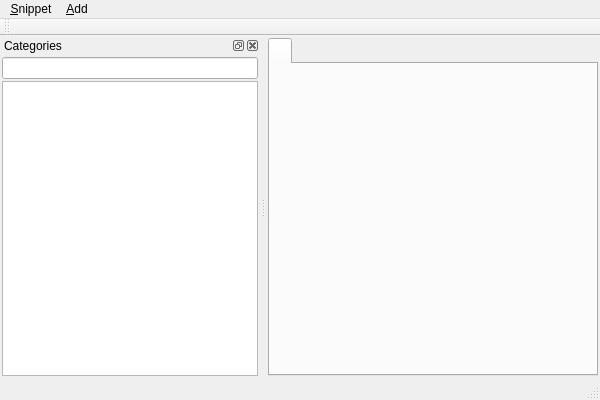
Above: mainwindow.ui from pa-0/Q-Snippet-Manager before the change. Below: the same form after it.
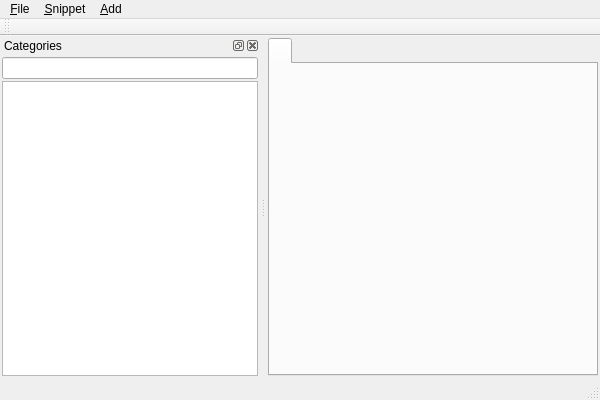
That is the form after the change.

Commit message: added search functionality and menu entries for saving snippets xml file

What changed in the file:
```diff
--- a/mainwindow.ui
+++ b/mainwindow.ui
@@ -76,6 +76,16 @@
     <addaction name="action_Close"/>
     <addaction name="actionClos_e_all"/>
    </widget>
+   <widget class="QMenu" name="menu_File">
+    <property name="title">
+     <string>&amp;File</string>
+    </property>
+    <addaction name="action_Save_2"/>
+    <addaction name="actionSave_snippets_as"/>
+    <addaction name="separator"/>
+    <addaction name="action_Exit"/>
+   </widget>
+   <addaction name="menu_File"/>
    <addaction name="menu_Snippet"/>
    <addaction name="menu_Add"/>
   </widget>
```
Left out of the diff: 24 changed lines with no effect on the pictures. The commit also changes 4 other files.
